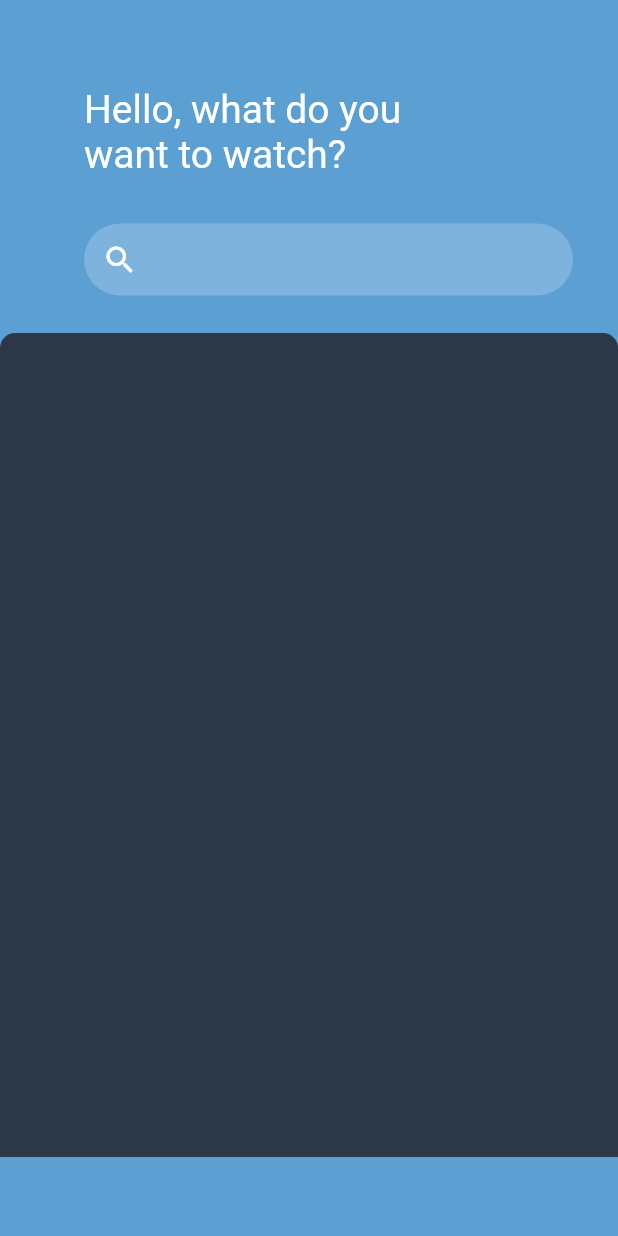
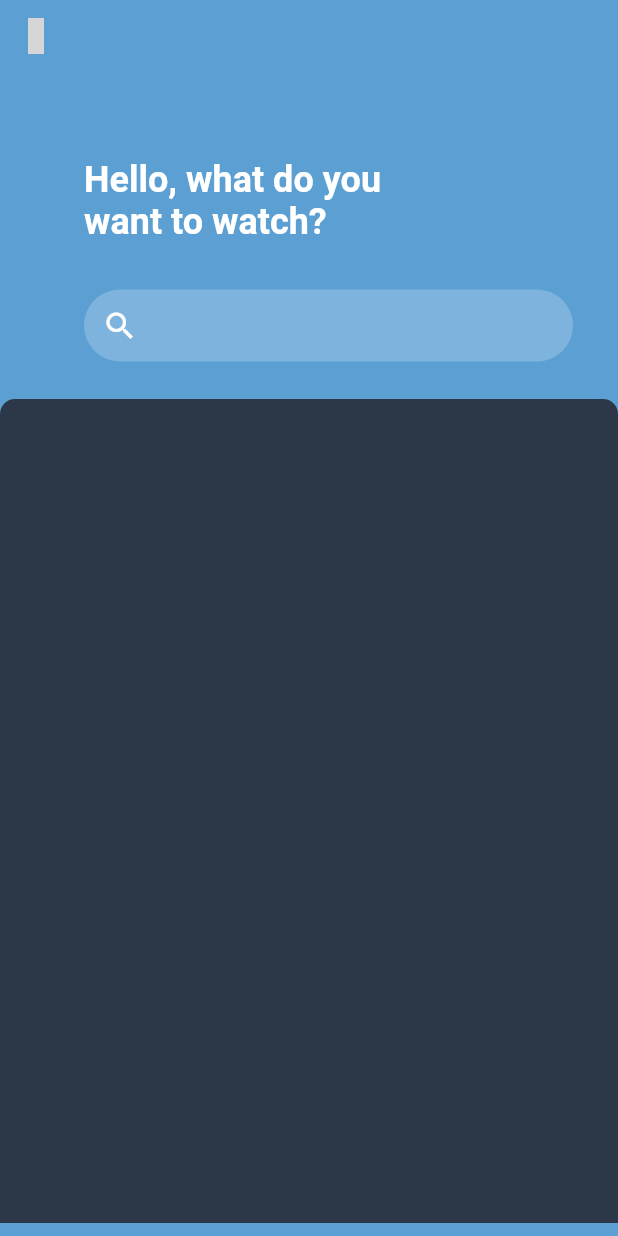
Before and after one commit to Greko11Maister/app_peliculas, a Flutter app: the screen it shows after launch, on a phone screen of 412 x 824 dp. Run offline on Flutter 3.47's test engine with Material 2 defaults, Android fonts, the phone set to English and light mode, and no system bars; our stand-ins replace bloc, dio, equatable, flutter_bloc, material_design_icons_flutter; network calls fail; grey boxes are pictures that could not be loaded.

Commit message:
ajustando los temas de la aplicacion

```diff
--- /dev/null
+++ b/lib/src/core/bloc/theme/theme_bloc.dart
@@ -0,0 +1,25 @@
+
+import 'package:bloc/bloc.dart';
+import 'package:equatable/equatable.dart';
+import 'package:flutter/material.dart';
+import 'package:movieapp/src/core/models/app_themes.dart';
+part 'theme_event.dart';
+part 'theme_state.dart';
+
+class ThemeBloc extends Bloc<ThemeEvent, ThemeState>{
+
+  ThemeBloc() : super(ThemeState(themeData: appThemeData[AppTheme.BlueDark], appTheme: AppTheme.BlueDark));
+  @override
+  Stream<ThemeState> mapEventToState(ThemeEvent event) async*{
+    switch(event.runtimeType){
+      case ThemeChanged:
+        yield* _mapChangeThemeToState(event);
+        break;
+    }
+  }
+
+  Stream<ThemeState> _mapChangeThemeToState( ThemeChanged event) async* {
+    yield ThemeState(themeData: appThemeData[event.theme], appTheme: event.theme);
+  }
+
+}
--- /dev/null
+++ b/lib/src/core/bloc/theme/theme_event.dart
@@ -0,0 +1,19 @@
+part of 'theme_bloc.dart';
+
+abstract class ThemeEvent extends Equatable {
+  const ThemeEvent();
+
+  @override
+  List<Object> get props => [];
+
+  @override
+  bool get stringify => true;
+}
+
+class ThemeChanged extends ThemeEvent {
+  final AppTheme theme;
+
+  ThemeChanged({
+    @required this.theme,
+  });
+}
--- /dev/null
+++ b/lib/src/core/bloc/theme/theme_state.dart
@@ -0,0 +1,21 @@
+part of 'theme_bloc.dart';
+
+
+class ThemeState extends Equatable {
+  final ThemeData themeData;
+  final  AppTheme appTheme;
+
+  ThemeState({
+    @required this.themeData,
+    @required this.appTheme
+  });
+
+  @override
+  List<Object> get props => [
+    themeData,
+    appTheme
+  ];
+
+  @override
+  bool get stringify => true;
+}
--- /dev/null
+++ b/lib/src/core/models/app_themes.dart
@@ -0,0 +1,33 @@
+import 'package:flutter/material.dart';
+
+enum AppTheme {
+  BlueLight,
+  BlueDark,
+}
+
+final appThemeData = {
+  AppTheme.BlueLight: ThemeData(
+    brightness: Brightness.light,
+    primaryColor: Colors.black,
+    backgroundColor: Colors.white,
+      textTheme: TextTheme(
+          headline1: TextStyle(
+              color: Colors.black,
+              fontSize: 24,
+              fontWeight: FontWeight.bold
+          )
+      )
+  ),
+  AppTheme.BlueDark: ThemeData(
+    brightness: Brightness.dark,
+    primaryColor: Color(0xFF2C3848),
+    backgroundColor: Color(0xFF5CA0D3),
+    textTheme: TextTheme(
+      headline1: TextStyle(
+        color: Colors.white,
+        fontSize: 24,
+        fontWeight: FontWeight.bold
+      )
+    )
+  ),
+};
--- a/lib/src/presentation/app.dart
+++ b/lib/src/presentation/app.dart
@@ -1,14 +1,24 @@
 import 'package:flutter/material.dart';
+import 'package:flutter_bloc/flutter_bloc.dart';
+import 'package:movieapp/src/core/bloc/theme/theme_bloc.dart';
 import 'package:movieapp/src/presentation/screens/movie/movies_page.dart';
 class App extends StatelessWidget {
   @override
   Widget build(BuildContext context) {
-    return MaterialApp(
-      debugShowCheckedModeBanner: false,
-      initialRoute: MoviesPage.routeName,
-      routes: {
-        MoviesPage.routeName: (context) => MoviesPage()
-      },
+    return BlocProvider(
+      create: (context) => ThemeBloc(),
+      child: BlocBuilder<ThemeBloc, ThemeState>(
+        builder: (context, state){
+          return  MaterialApp(
+            debugShowCheckedModeBanner: false,
+            initialRoute: MoviesPage.routeName,
+            theme: state.themeData,
+            routes: {
+              MoviesPage.routeName: (context) => MoviesPage()
+            },
+          );
+        },
+      ),
     );
   }
 }
--- a/lib/src/presentation/screens/components/search/search_component.dart
+++ b/lib/src/presentation/screens/components/search/search_component.dart
@@ -13,8 +13,8 @@ class _SearchComponentState extends State<SearchComponent> {
     return TextFormField(
       decoration: InputDecoration(
         filled: true,
-        prefixIcon: Icon(Icons.search, color: Colors.white,),
-        fillColor: Colors.white.withOpacity(0.2),
+        prefixIcon: Icon(Icons.search, color: Theme.of(context).textTheme.headline1.color,),
+        fillColor: Theme.of(context).textTheme.headline1.color.withOpacity(0.2),
         contentPadding: EdgeInsets.all(2),
         border: OutlineInputBorder(
             borderRadius: BorderRadius.all(Radius.circular(50)),
--- a/lib/src/presentation/screens/movie/movies_page.dart
+++ b/lib/src/presentation/screens/movie/movies_page.dart
@@ -1,6 +1,9 @@
 import 'package:flutter/cupertino.dart';
 import 'package:flutter/material.dart';
 import 'package:flutter_bloc/flutter_bloc.dart';
+import 'package:material_design_icons_flutter/material_design_icons_flutter.dart';
+import 'package:movieapp/src/core/bloc/theme/theme_bloc.dart';
+import 'package:movieapp/src/core/models/app_themes.dart';
 import 'package:movieapp/src/presentation/screens/components/search/search_component.dart';
 import 'package:movieapp/src/presentation/screens/components/slider_movies/slider_movies_componet.dart';
 import 'package:movieapp/src/presentation/screens/movie/bloc/movie_bloc.dart';
@@ -26,17 +29,33 @@ class _MoviesPageState extends State<MoviesPage> {
   @override
   Widget build(BuildContext context) {
     return Scaffold(
+      backgroundColor: Theme.of(context).backgroundColor,
       body: SafeArea(
         child: Container(
           width: MediaQuery.of(context).size.width,
           height: MediaQuery.of(context).size.height,
-          color: Color(0xFF5CA0D3),
+          //color: Color(0xFF5CA0D3),
           child: SingleChildScrollView(
             child: Column(children: <Widget>[
+              BlocBuilder<ThemeBloc, ThemeState>(builder: (context, state){
+                return Row(children: [
+                  IconButton(icon: Icon(MdiIcons.moonFirstQuarter), onPressed: (){
+                    if(state.appTheme == AppTheme.BlueDark){
+                      BlocProvider.of<ThemeBloc>(context).add(ThemeChanged(
+                          theme: AppTheme.BlueLight
+                      ));
+                    }else{
+                      BlocProvider.of<ThemeBloc>(context).add(ThemeChanged(
+                        theme: AppTheme.BlueDark
+                      ));
+                    }
+                  })
+                ],);
+              }),
               Column(children: <Widget>[
                 Container(
                 margin: EdgeInsets.only(top: 58, left: 56, right: 105, bottom: 31),
-                child: Text("Hello, what do you want to watch?", style: TextStyle(color: Colors.white, fontSize: 26),)),
+                child: Text("Hello, what do you want to watch?", style: Theme.of(context).textTheme.headline1,)),
                 Container(
               margin: EdgeInsets.only(left: 56, right: 30),
               child: SearchComponent(
@@ -50,7 +69,7 @@ class _MoviesPageState extends State<MoviesPage> {
                 height: MediaQuery.of(context).size.height/1.5,
                 margin: EdgeInsets.only(top: 25),
                 decoration: BoxDecoration(
-                  color: Color(0xFF2C3848),
+                  color: Theme.of(context).primaryColor,//Color(0xFF2C3848),
                   borderRadius: BorderRadius.only(topLeft: Radius.circular(10), topRight: Radius.circular(10))
                 ),
                 child: SingleChildScrollView(
```
